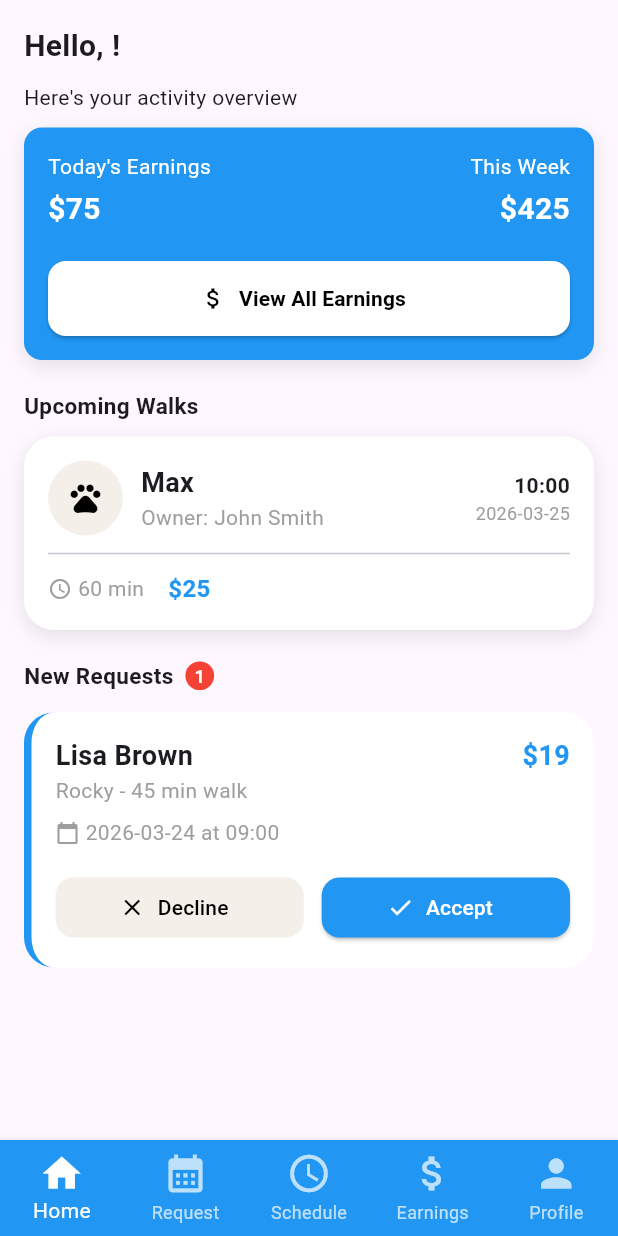
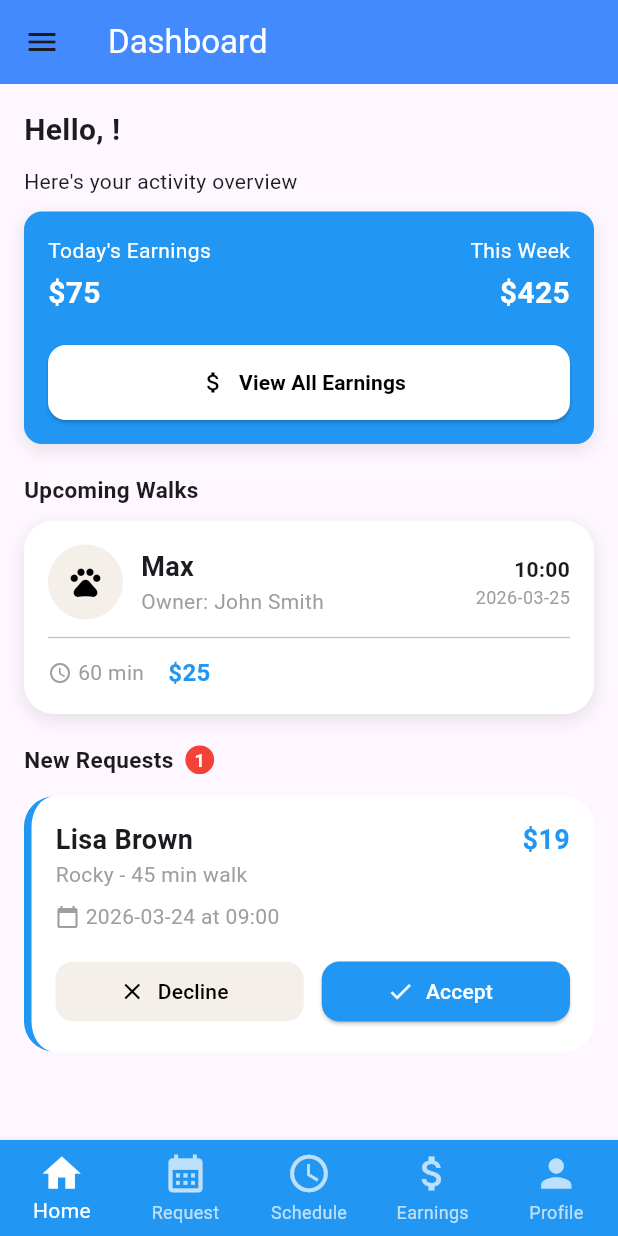
Before and after one commit to shayneuzan/Application-Development2-Project, a Flutter app: the WalkerHomeScreen screen opened directly, on a phone screen of 412 x 824 dp. Run offline on Flutter 3.47's test engine with Material 3 defaults, Android fonts, the phone set to English and light mode, and no system bars; our stand-ins replace cloud_firestore, firebase_auth, firebase_core; accounts and stored records are empty.

Commit message:
Walker in Progress (Small Fixes: Home Screen App Bar not appearing and able to do the registering function by doing the flutter upgrade and clean and later get command)

```diff
--- a/lib/screens/walker/walker_home_screen.dart
+++ b/lib/screens/walker/walker_home_screen.dart
@@ -34,6 +34,11 @@ class _WalkerHomeScreenState extends State<WalkerHomeScreen> {
           name = (snapshot.data!.data() as Map<String, dynamic>)['name'] ?? 'Guest';
         }
         return Scaffold(
+          appBar: AppBar(
+            title: const Text(
+                'Dashboard', style: TextStyle(color: Colors.white)),
+            backgroundColor: Colors.blueAccent,
+          ),
           drawer: WalkerDrawer(name: name!,),
           body: Padding( // TODO: NOT REAL FUNCTION JUST FOR DISPLAY. REMOVE LATER AS FOR OTHER SCREENS
             padding: const EdgeInsets.all(16.0),
```
Also changed, not shown: lib/screens/auth/register_screen.dart (+5 -8 lines), pubspec.yaml (+9 -10 lines), pubspec.lock, 1 other file.
